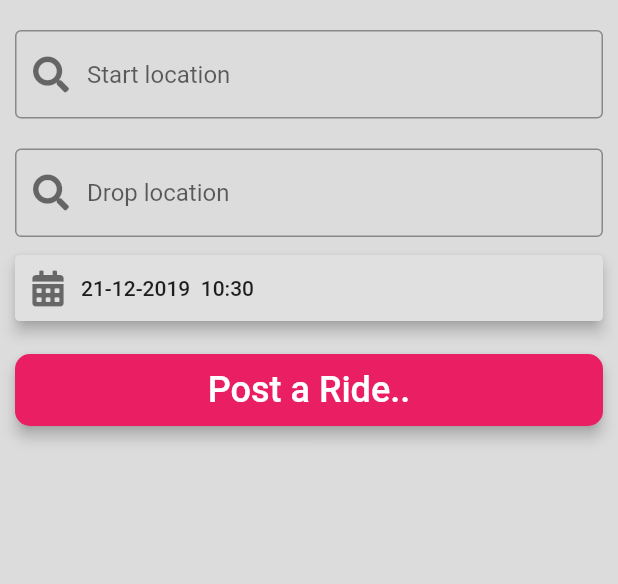
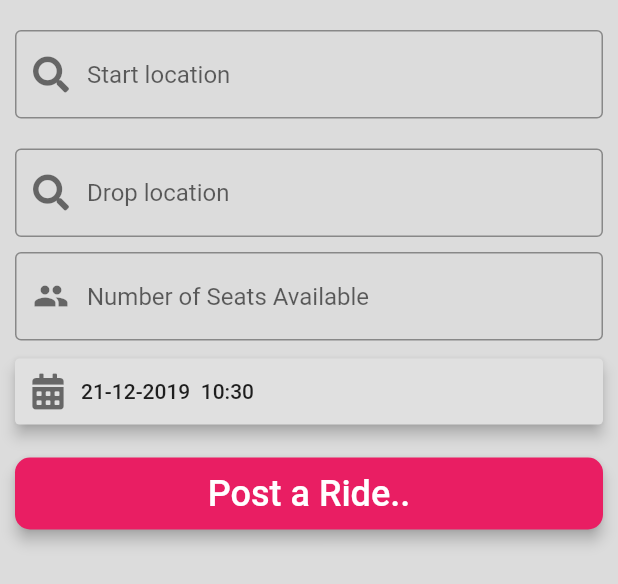
Before and after one commit to mybytecode/Car-Pool, a Flutter app: the RiderDashBoard widget shown alone on an empty page, opened directly, on a phone screen of 412 x 824 dp. Shown: the top 584 px of the screen. Run offline on Flutter 3.47's test engine with Material 2 defaults, Android fonts, the phone set to English and light mode, and no system bars; our stand-ins replace cached_network_image, flutter_datetime_picker, font_awesome_flutter, google_maps_flutter, location, shared_preferences and 1 more; accounts and stored records are empty; network calls fail.

Commit message:
Rider UI updated

```diff
--- a/lib/screens/RiderDashboard.dart
+++ b/lib/screens/RiderDashboard.dart
@@ -44,6 +44,19 @@ class RiderDashboardState extends State<RiderDashBoard> {
                   ),
                   border: OutlineInputBorder(),
                 ),
+              ),
+            ),
+            const SizedBox(height: 10.0),
+            TextField(
+              onChanged: (value) {},
+              keyboardType: TextInputType.number,
+              decoration: InputDecoration(
+                hintText: "Number of Seats Available",
+                prefixIcon: Icon(
+                  Icons.people,
+                  color: Colors.black54,
+                ),
+                border: OutlineInputBorder(),
               ),
             ),
             const SizedBox(height: 10.0),
```
